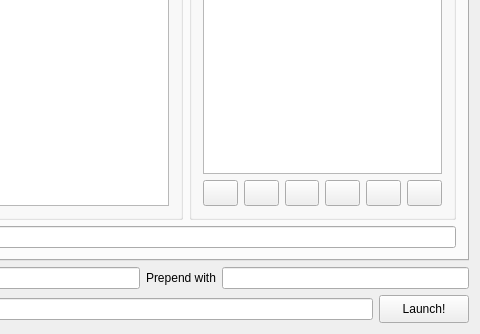
Before: the Qt Designer form Forms/MainWindow.ui in Youda008/DoomRunner, drawn with Qt 5; both pictures show x 280 to 760 and y 426 to 760 of the 760 by 760 pixel window.
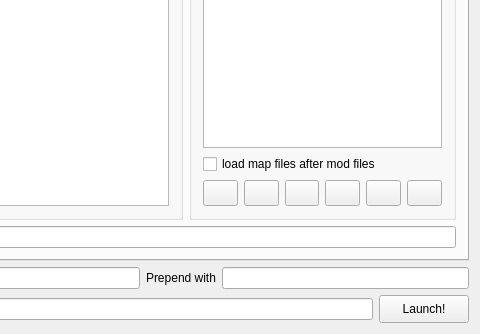
After: the same form once the commit is applied. Icons and pictures are not drawn. Custom widgets are drawn as their Qt base class.

Commit message: added option to load maps after mods

What changed in the file:
```diff
--- a/Forms/MainWindow.ui
+++ b/Forms/MainWindow.ui
@@ -389,6 +389,13 @@
                  </property>
                 </widget>
                </item>
+               <item>
+                <widget class="QCheckBox" name="mapsAfterModsChkBox">
+                 <property name="text">
+                  <string>load map files after mod files</string>
+                 </property>
+                </widget>
+               </item>
                <item>
                 <layout class="QHBoxLayout" name="hLayout_modButtons">
                  <item>
```
The commit also changes 5 other files.
